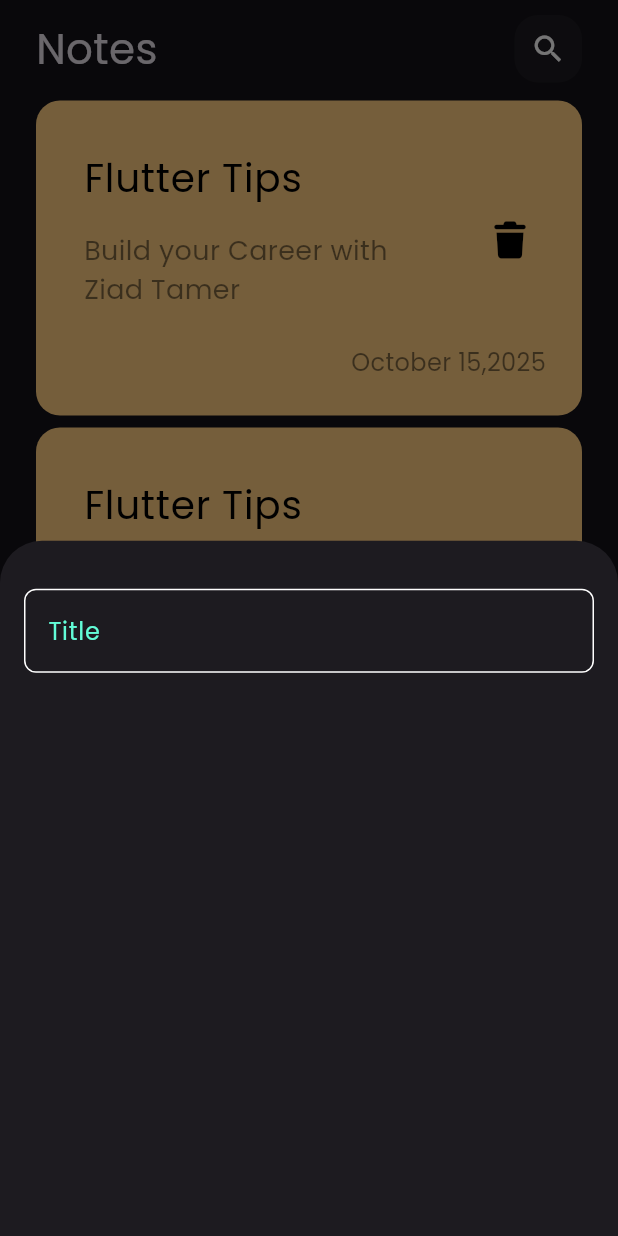
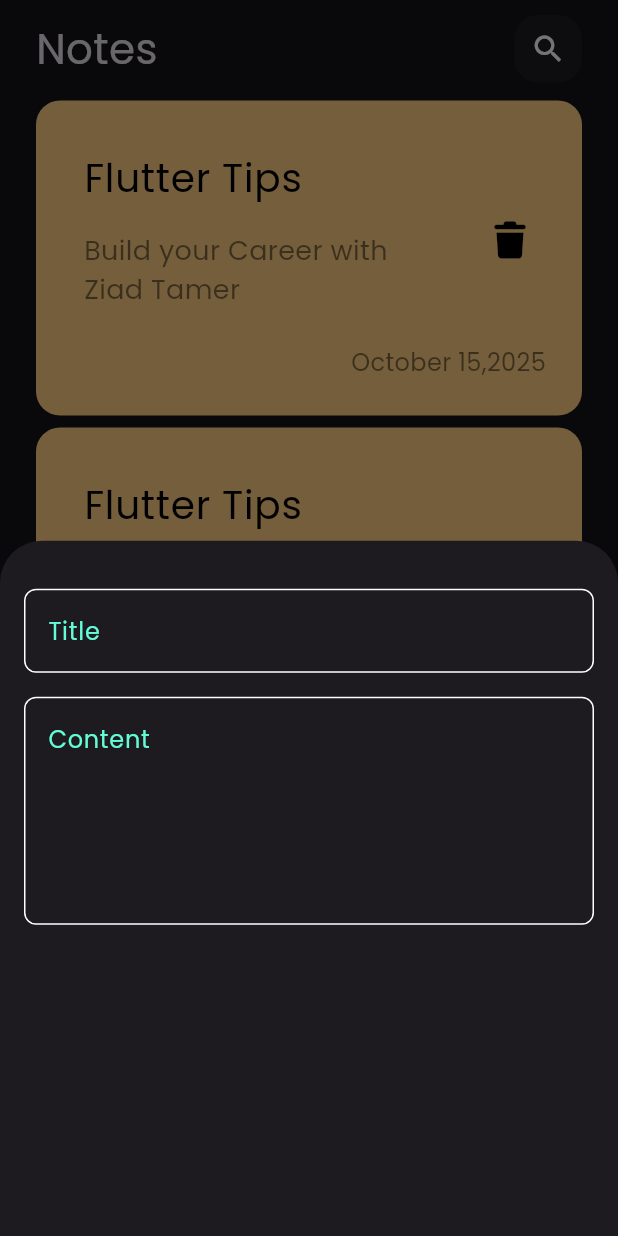
Before and after one commit to ZiadTamer10/notes_app, a Flutter app: the screen it shows after launch, after a tap on the "add" icon, on a phone screen of 412 x 824 dp. Run offline on Flutter 3.47's test engine with Material 3 defaults, Android fonts, the phone set to English and light mode, and no system bars; our stand-ins replace font_awesome_flutter.

Commit message:
add fields to note buttom sheet

```diff
--- a/lib/widgets/add_note_buttom_sheet.dart
+++ b/lib/widgets/add_note_buttom_sheet.dart
@@ -8,7 +8,14 @@ class AddNoteButtomSheet extends StatelessWidget {
   Widget build(BuildContext context) {
     return Padding(
       padding: const EdgeInsets.symmetric(horizontal: 16),
-      child: Column(children: [SizedBox(height: 32), CustomTextField()]),
+      child: Column(
+        children: [
+          SizedBox(height: 32),
+          CustomTextField(hintText: 'Title'),
+          SizedBox(height: 16),
+          CustomTextField(hintText: 'Content', maxLines: 5),
+        ],
+      ),
     );
   }
 }
--- a/lib/widgets/custom_text_field.dart
+++ b/lib/widgets/custom_text_field.dart
@@ -2,14 +2,18 @@ import 'package:flutter/material.dart';
 import 'package:notes_app/constants.dart';
 
 class CustomTextField extends StatelessWidget {
-  const CustomTextField({super.key});
+  const CustomTextField({super.key, required this.hintText, this.maxLines = 1});
+
+  final String hintText;
+  final int maxLines;
 
   @override
   Widget build(BuildContext context) {
     return TextField(
+      maxLines: maxLines,
       cursorColor: kPrimaryColor,
       decoration: InputDecoration(
-        hintText: 'Title',
+        hintText: hintText,
         hintStyle: TextStyle(color: kPrimaryColor),
         border: buildBorder(),
         enabledBorder: buildBorder(),
```
